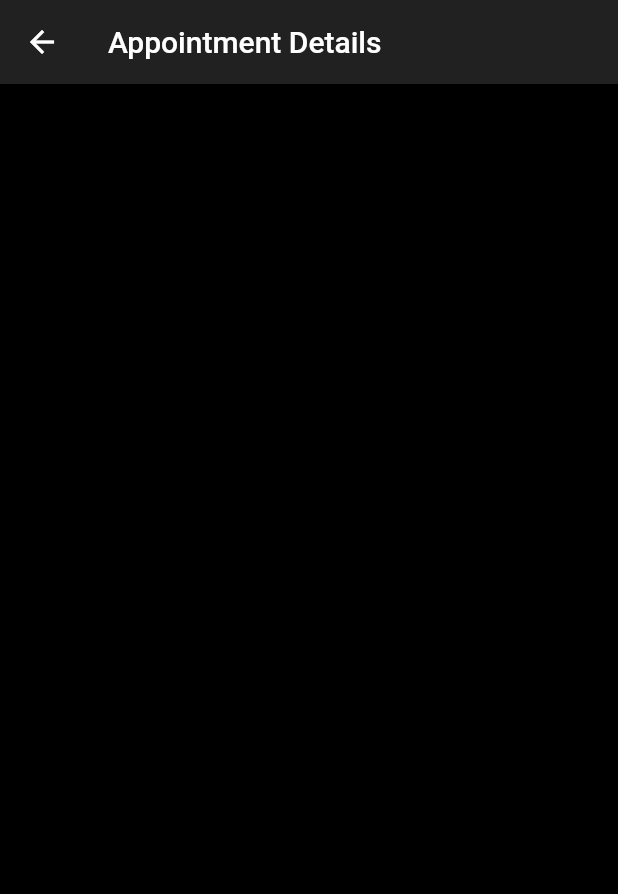
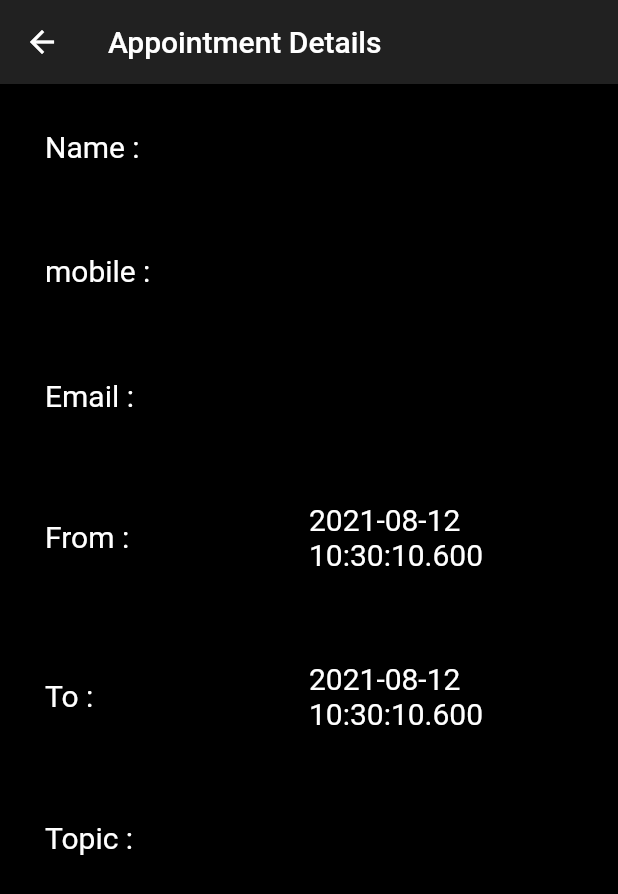
Before and after one commit to rahul6975/Calendar-Book-App, a Flutter app: the AppointmentDetails screen opened directly with empty values, on a phone screen of 412 x 824 dp. Shown: the top 894 px of the screen. Run offline on Flutter 3.47's test engine with Material 2 defaults, Android fonts, the light colour scheme and no system bars; our stand-ins replace email_validator, shared_preferences, syncfusion_flutter_calendar; missing offline and left inert: syncfusion_flutter_core; accounts and stored records are empty.

Commit message:
app completed

```diff
--- a/appointment_booking_app/lib/AppointmentDetails.dart
+++ b/appointment_booking_app/lib/AppointmentDetails.dart
@@ -21,13 +21,13 @@ class AppointmentDetails extends StatelessWidget {
                 Expanded(
                   child: Text(
                     "Name :",
-                    style: TextStyle(color: Colors.black, fontSize: 20),
+                    style: TextStyle(color: Colors.white, fontSize: 20),
                   ),
                 ),
                 Expanded(
                   child: Text(
                     event.name,
-                    style: TextStyle(color: Colors.black, fontSize: 20),
+                    style: TextStyle(color: Colors.white, fontSize: 20),
                   ),
                 ),
               ],
@@ -40,13 +40,13 @@ class AppointmentDetails extends StatelessWidget {
                 Expanded(
                   child: Text(
                     "mobile :",
-                    style: TextStyle(color: Colors.black, fontSize: 20),
+                    style: TextStyle(color: Colors.white, fontSize: 20),
                   ),
                 ),
                 Expanded(
                   child: Text(
                     event.mobile,
-                    style: TextStyle(color: Colors.black, fontSize: 20),
+                    style: TextStyle(color: Colors.white, fontSize: 20),
                   ),
                 ),
               ],
@@ -59,13 +59,13 @@ class AppointmentDetails extends StatelessWidget {
                 Expanded(
                   child: Text(
                     "Email :",
-                    style: TextStyle(color: Colors.black, fontSize: 20),
+                    style: TextStyle(color: Colors.white, fontSize: 20),
                   ),
                 ),
                 Expanded(
                   child: Text(
                     event.email,
-                    style: TextStyle(color: Colors.black, fontSize: 20),
+                    style: TextStyle(color: Colors.white, fontSize: 20),
                   ),
                 ),
               ],
@@ -78,13 +78,13 @@ class AppointmentDetails extends StatelessWidget {
                 Expanded(
                   child: Text(
                     "From :",
-                    style: TextStyle(color: Colors.black, fontSize: 20),
+                    style: TextStyle(color: Colors.white, fontSize: 20),
                   ),
                 ),
                 Expanded(
                   child: Text(
                     event.from.toString(),
-                    style: TextStyle(color: Colors.black, fontSize: 20),
+                    style: TextStyle(color: Colors.white, fontSize: 20),
                   ),
                 ),
               ],
@@ -97,13 +97,13 @@ class AppointmentDetails extends StatelessWidget {
                 Expanded(
                   child: Text(
                     "To :",
-                    style: TextStyle(color: Colors.black, fontSize: 20),
+                    style: TextStyle(color: Colors.white, fontSize: 20),
                   ),
                 ),
                 Expanded(
                   child: Text(
                     event.to.toString(),
-                    style: TextStyle(color: Colors.black, fontSize: 20),
+                    style: TextStyle(color: Colors.white, fontSize: 20),
                   ),
                 ),
               ],
@@ -116,13 +116,13 @@ class AppointmentDetails extends StatelessWidget {
                 Expanded(
                   child: Text(
                     "Topic :",
-                    style: TextStyle(color: Colors.black, fontSize: 20),
+                    style: TextStyle(color: Colors.white, fontSize: 20),
                   ),
                 ),
                 Expanded(
                   child: Text(
                     event.comment,
-                    style: TextStyle(color: Colors.black, fontSize: 20),
+                    style: TextStyle(color: Colors.white, fontSize: 20),
                   ),
                 ),
               ],
```
